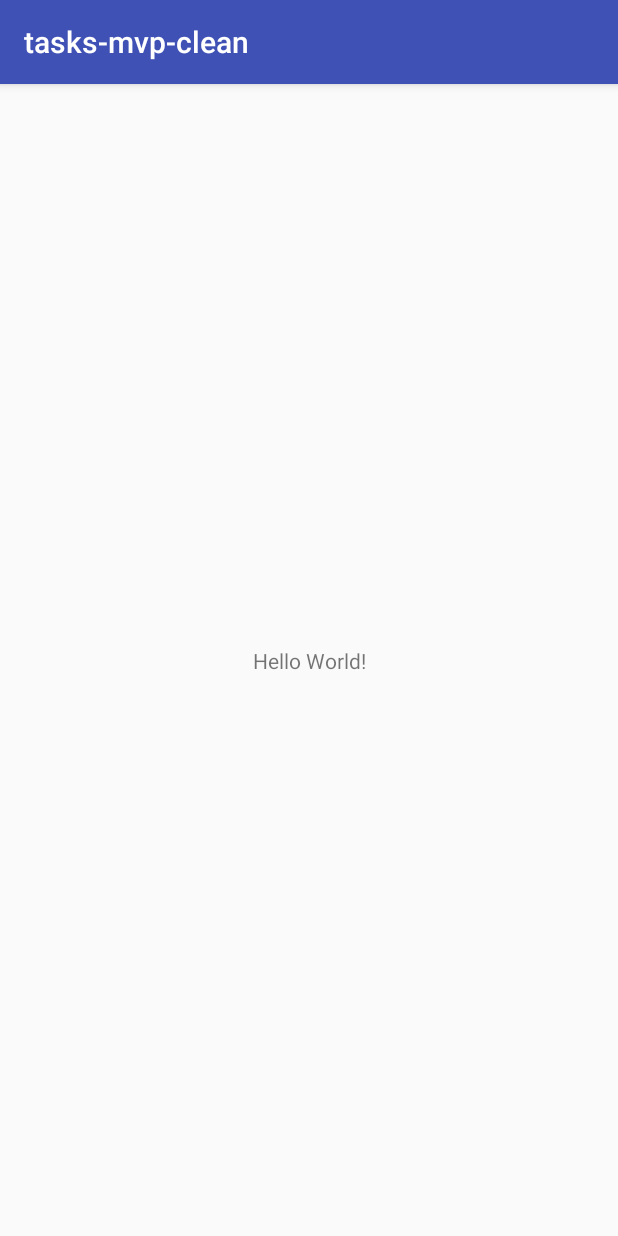
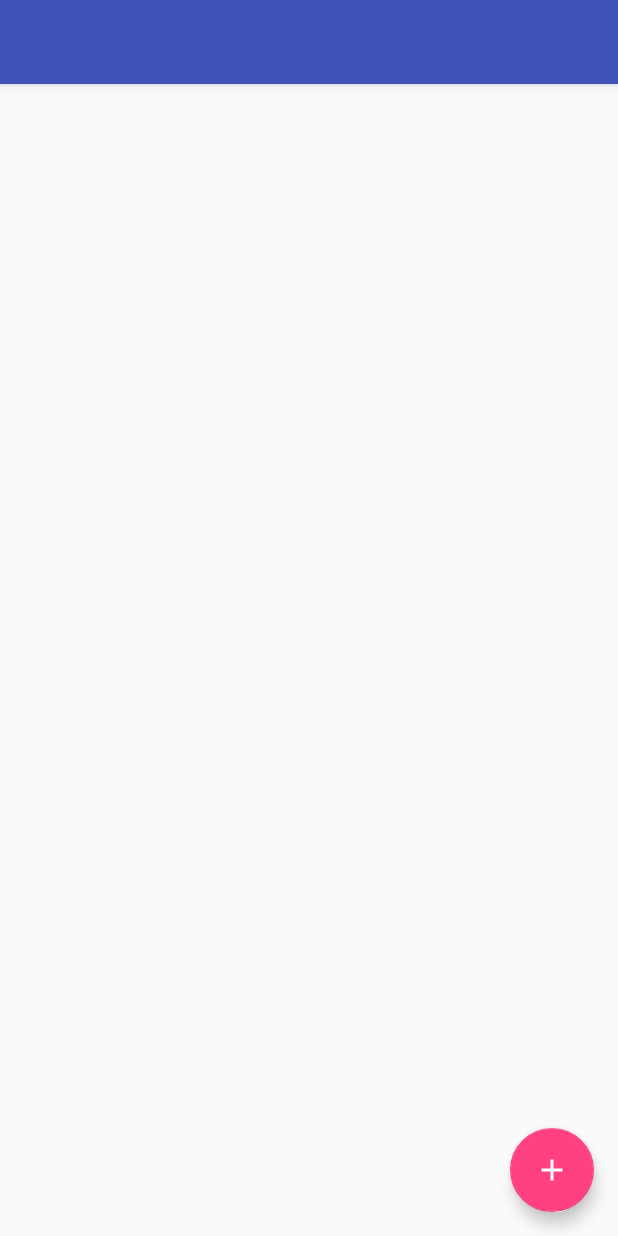
Before and after one commit to trubin23/tasks-mvp-clean, an Android app: the screen it shows after launch (TasksActivity), on a phone screen of 412 x 824 dp. Run offline under Robolectric (Android 15) with nearby library versions, the phone set to English and light mode, and no system bars.

Commit message:
fill tasks_act layout

```diff
--- a/app/src/main/java/ru/trubin23/tasks_mvp_clean/tasks/TasksActivity.java
+++ b/app/src/main/java/ru/trubin23/tasks_mvp_clean/tasks/TasksActivity.java
@@ -11,5 +11,7 @@ public class TasksActivity extends AppCompatActivity {
     protected void onCreate(Bundle savedInstanceState) {
         super.onCreate(savedInstanceState);
         setContentView(R.layout.tasks_act);
+
+
     }
 }
--- /dev/null
+++ b/app/src/main/res/drawable/ic_add.xml
@@ -0,0 +1,5 @@
+<vector android:height="24dp" android:tint="#FFFFFF"
+    android:viewportHeight="24.0" android:viewportWidth="24.0"
+    android:width="24dp" xmlns:android="http://schemas.android.com/apk/res/android">
+    <path android:fillColor="#FF000000" android:pathData="M19,13h-6v6h-2v-6H5v-2h6V5h2v6h6v2z"/>
+</vector>
--- /dev/null
+++ b/app/src/main/res/drawable/ic_assessment.xml
@@ -0,0 +1,5 @@
+<vector android:height="24dp" android:tint="#FFFFFF"
+    android:viewportHeight="24.0" android:viewportWidth="24.0"
+    android:width="24dp" xmlns:android="http://schemas.android.com/apk/res/android">
+    <path android:fillColor="#FF000000" android:pathData="M19,3L5,3c-1.1,0 -2,0.9 -2,2v14c0,1.1 0.9,2 2,2h14c1.1,0 2,-0.9 2,-2L21,5c0,-1.1 -0.9,-2 -2,-2zM9,17L7,17v-7h2v7zM13,17h-2L11,7h2v10zM17,17h-2v-4h2v4z"/>
+</vector>
--- /dev/null
+++ b/app/src/main/res/drawable/ic_list.xml
@@ -0,0 +1,10 @@
+<vector xmlns:android="http://schemas.android.com/apk/res/android"
+    android:width="24dp"
+    android:height="24dp"
+    android:tint="#FFFFFF"
+    android:viewportWidth="24.0"
+    android:viewportHeight="24.0">
+    <path
+        android:fillColor="#FF000000"
+        android:pathData="M3,13h2v-2L3,11v2zM3,17h2v-2L3,15v2zM3,9h2L5,7L3,7v2zM7,13h14v-2L7,11v2zM7,17h14v-2L7,15v2zM7,7v2h14L21,7L7,7z" />
+</vector>
--- /dev/null
+++ b/app/src/main/res/layout/nav_header.xml
@@ -0,0 +1,24 @@
+<?xml version="1.0" encoding="utf-8"?>
+<FrameLayout
+    xmlns:android="http://schemas.android.com/apk/res/android"
+    android:layout_width="match_parent"
+    android:layout_height="@dimen/nav_header_height"
+    android:background="?attr/colorPrimaryDark"
+    android:padding="@dimen/nav_header_padding">
+
+    <ImageView
+        android:layout_width="@dimen/nav_header_image_size"
+        android:layout_height="@dimen/nav_header_image_size"
+        android:layout_gravity="center"
+        android:contentDescription="@string/app_name"
+        android:src="@mipmap/ic_launcher" />
+
+    <TextView
+        android:layout_width="wrap_content"
+        android:layout_height="wrap_content"
+        android:layout_gravity="bottom|center_horizontal"
+        android:text="@string/app_name"
+        android:textAppearance="@style/TextAppearance.AppCompat.Body1"
+        android:textColor="@color/white" />
+
+</FrameLayout>
--- a/app/src/main/res/layout/tasks_act.xml
+++ b/app/src/main/res/layout/tasks_act.xml
@@ -1,18 +1,66 @@
 <?xml version="1.0" encoding="utf-8"?>
-<android.support.constraint.ConstraintLayout xmlns:android="http://schemas.android.com/apk/res/android"
+<android.support.v4.widget.DrawerLayout
+    xmlns:android="http://schemas.android.com/apk/res/android"
+    xmlns:tools="http://schemas.android.com/tools"
     xmlns:app="http://schemas.android.com/apk/res-auto"
-    xmlns:tools="http://schemas.android.com/tools"
+    android:id="@+id/drawer_layout"
     android:layout_width="match_parent"
     android:layout_height="match_parent"
-    tools:context="ru.trubin23.tasks_mvp_clean.tasks.TasksActivity">
+    tools:context=".tasks.TasksActivity"
+    tools:openDrawer="start">
 
-    <TextView
+    <android.support.constraint.ConstraintLayout
+        android:layout_width="match_parent"
+        android:layout_height="match_parent">
+
+        <android.support.design.widget.AppBarLayout
+            android:id="@+id/appBarLayout"
+            android:layout_width="match_parent"
+            android:layout_height="wrap_content">
+
+            <android.support.v7.widget.Toolbar
+                android:id="@+id/toolbar"
+                android:layout_width="match_parent"
+                android:layout_height="wrap_content"
+                android:background="?attr/colorPrimary"
+                android:minHeight="?attr/actionBarSize"
+                app:popupTheme="@style/ThemeOverlay.AppCompat.Light"
+                app:theme="@style/Toolbar"/>
+        </android.support.design.widget.AppBarLayout>
+
+        <android.support.design.widget.CoordinatorLayout
+            android:id="@+id/coordinatorLayout"
+            android:layout_width="match_parent"
+            android:layout_height="0dp"
+            app:layout_constraintBottom_toBottomOf="parent"
+            app:layout_constraintTop_toBottomOf="@+id/appBarLayout">
+
+            <FrameLayout
+                android:id="@+id/contentFrame"
+                android:layout_width="match_parent"
+                android:layout_height="match_parent" />
+
+            <android.support.design.widget.FloatingActionButton
+                android:id="@+id/fab_add_task"
+                android:layout_width="wrap_content"
+                android:layout_height="wrap_content"
+                android:layout_margin="@dimen/fab_margin"
+                android:src="@drawable/ic_add"
+                app:fabSize="normal"
+                app:layout_anchor="@id/contentFrame"
+                app:layout_anchorGravity="bottom|end" />
+
+        </android.support.design.widget.CoordinatorLayout>
+
+    </android.support.constraint.ConstraintLayout>
+
+    <android.support.design.widget.NavigationView
+        android:id="@+id/nav_view"
         android:layout_width="wrap_content"
-        android:layout_height="wrap_content"
-        android:text="Hello World!"
-        app:layout_constraintBottom_toBottomOf="parent"
-        app:layout_constraintLeft_toLeftOf="parent"
-        app:layout_constraintRight_toRightOf="parent"
-        app:layout_constraintTop_toTopOf="parent" />
+        android:layout_height="match_parent"
+        android:fitsSystemWindows="true"
+        android:layout_gravity="start"
+        app:headerLayout="@layout/nav_header"
+        app:menu="@menu/drawer_actions"/>
 
-</android.support.constraint.ConstraintLayout>
+</android.support.v4.widget.DrawerLayout>
--- /dev/null
+++ b/app/src/main/res/menu/drawer_actions.xml
@@ -0,0 +1,14 @@
+<?xml version="1.0" encoding="utf-8"?>
+<menu xmlns:android="http://schemas.android.com/apk/res/android">
+
+    <item
+        android:id="@+id/list_nav_menu_item"
+        android:icon="@drawable/ic_list"
+        android:title="@string/task_list" />
+
+    <item
+        android:id="@+id/statistics_nav_menu_item"
+        android:icon="@drawable/ic_assessment"
+        android:title="@string/statistics" />
+
+</menu>
--- /dev/null
+++ b/app/src/main/res/values-v21/styles.xml
@@ -0,0 +1,14 @@
+<?xml version="1.0" encoding="utf-8"?>
+<resources>
+
+    <style name="AppTheme" parent="Base.AppTheme" />
+
+    <style name="AppTheme.OverlapSystemBar" parent="Base.AppTheme">
+
+        <item name="android:windowDrawsSystemBarBackgrounds">false</item>
+        <item name="android:statusBarColor">@android:color/transparent</item>
+        <item name="android:windowTranslucentStatus">true</item>
+        <item name="android:fitsSystemWindows">true</item>
+    </style>
+
+</resources>
--- a/app/src/main/res/values/colors.xml
+++ b/app/src/main/res/values/colors.xml
@@ -3,4 +3,6 @@
     <color name="colorPrimary">#3F51B5</color>
     <color name="colorPrimaryDark">#303F9F</color>
     <color name="colorAccent">#FF4081</color>
+
+    <color name="white">@android:color/white</color>
 </resources>
--- /dev/null
+++ b/app/src/main/res/values/dimens.xml
@@ -0,0 +1,8 @@
+<?xml version="1.0" encoding="utf-8"?>
+<resources>
+    <dimen name="nav_header_padding">16dp</dimen>
+    <dimen name="nav_header_height">200dp</dimen>
+    <dimen name="nav_header_image_size">120dp</dimen>
+
+    <dimen name="fab_margin">16dp</dimen>
+</resources>
--- a/app/src/main/res/values/strings.xml
+++ b/app/src/main/res/values/strings.xml
@@ -1,3 +1,6 @@
 <resources>
     <string name="app_name">tasks-mvp-clean</string>
+
+    <string name="statistics">Statistics</string>
+    <string name="task_list">Task list</string>
 </resources>
--- a/app/src/main/res/values/styles.xml
+++ b/app/src/main/res/values/styles.xml
@@ -1,11 +1,17 @@
 <resources>
 
+    <style name="AppTheme" parent="Base.AppTheme" />
+
+    <style name="AppTheme.OverlapSystemBar" parent="Base.AppTheme" />
+
     <!-- Base application theme. -->
-    <style name="AppTheme" parent="Theme.AppCompat.Light.DarkActionBar">
+    <style name="Base.AppTheme" parent="Theme.AppCompat.Light.NoActionBar">
         <!-- Customize your theme here. -->
         <item name="colorPrimary">@color/colorPrimary</item>
         <item name="colorPrimaryDark">@color/colorPrimaryDark</item>
         <item name="colorAccent">@color/colorAccent</item>
     </style>
 
+    <style name="Toolbar" parent="ThemeOverlay.AppCompat.Dark.ActionBar" />
+
 </resources>
```
